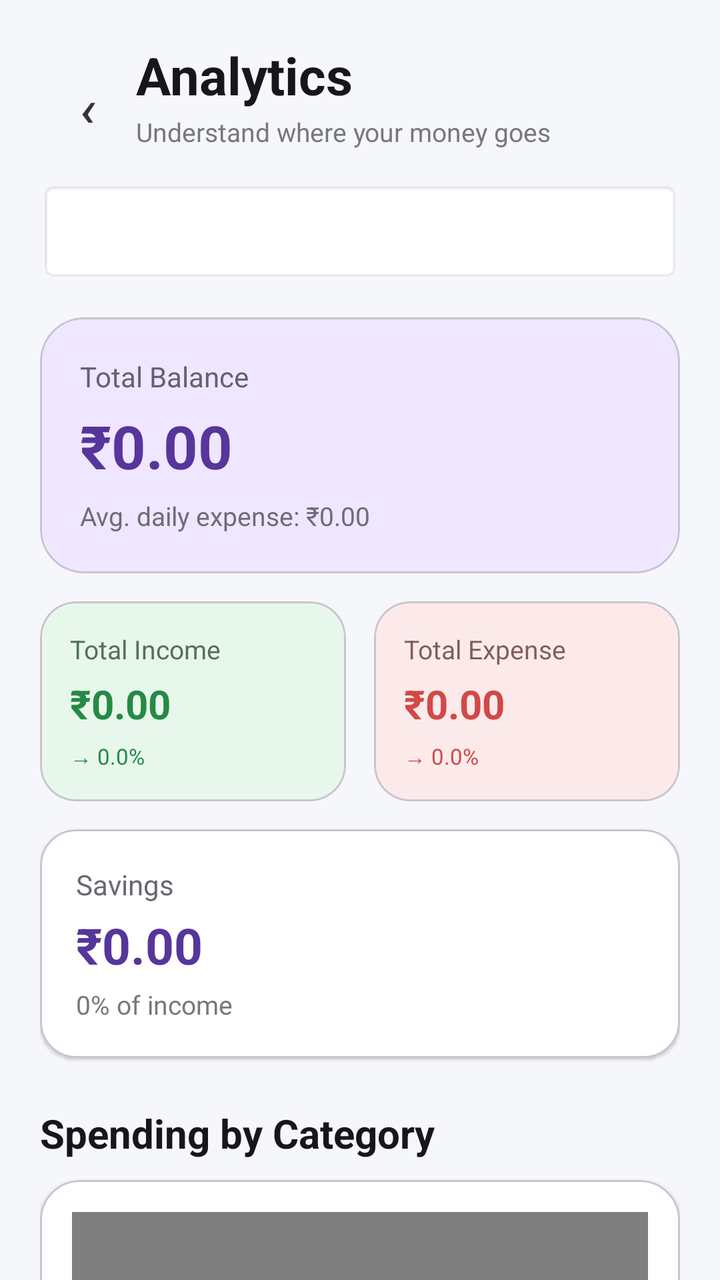
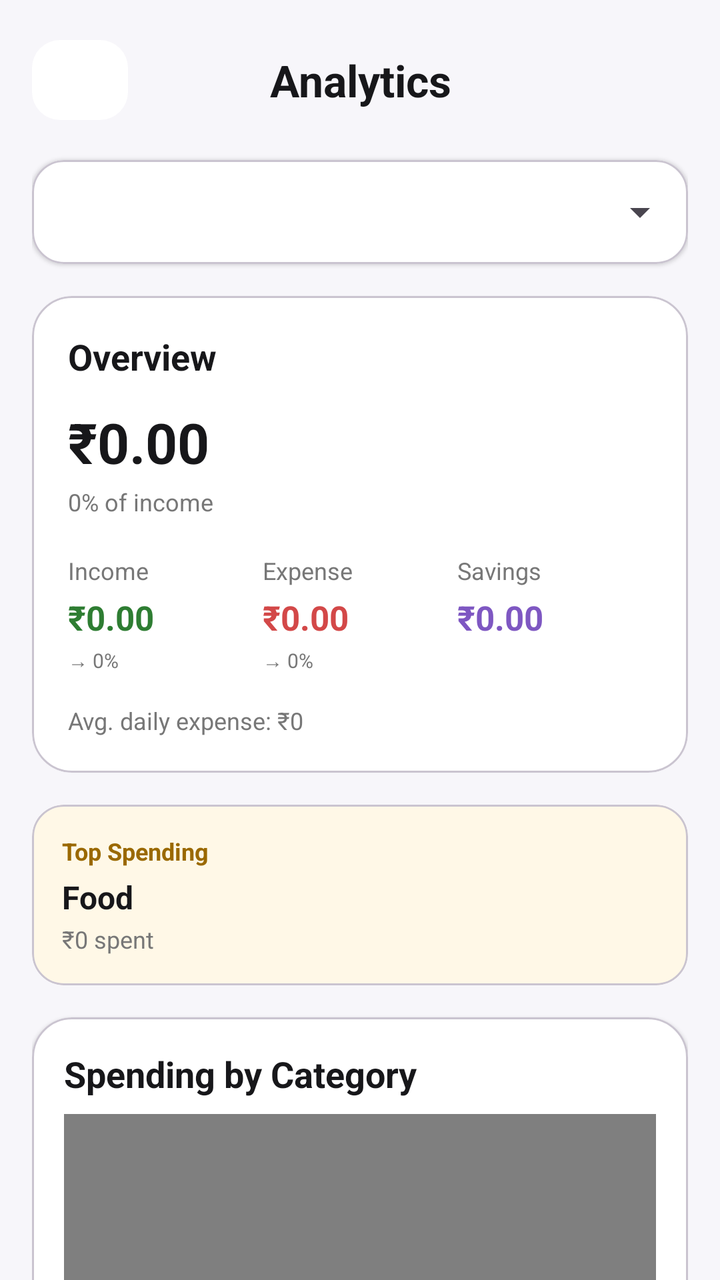

The first picture is an Android layout as it rendered before a commit; the second is the same layout after the commit. The layout source and the unified diff follow.
<!-- AndroidManifest.xml: application theme Theme.Expensetracker -->
<!-- res/layout/activity_analytics.xml -->
<?xml version="1.0" encoding="utf-8"?>
<androidx.core.widget.NestedScrollView
    xmlns:android="http://schemas.android.com/apk/res/android"
    xmlns:app="http://schemas.android.com/apk/res-auto"
    android:layout_width="match_parent"
    android:layout_height="match_parent"
    android:background="#F6F7FB"
    android:fillViewport="true">

    <LinearLayout
        android:layout_width="match_parent"
        android:layout_height="wrap_content"
        android:orientation="vertical"
        android:padding="20dp">

        

        <LinearLayout
            android:layout_width="match_parent"
            android:layout_height="wrap_content"
            android:gravity="center_vertical"
            android:orientation="horizontal">

            <com.google.android.material.button.MaterialButton
                android:id="@+id/btnBack"
                style="@style/Widget.MaterialComponents.Button.TextButton"
                android:layout_width="48dp"
                android:layout_height="48dp"
                android:insetLeft="0dp"
                android:insetRight="0dp"
                android:text="‹"
                android:textColor="#333333"
                android:textSize="30sp" />

            <LinearLayout
                android:layout_width="0dp"
                android:layout_height="wrap_content"
                android:layout_weight="1"
                android:orientation="vertical">

                <TextView
                    android:layout_width="wrap_content"
                    android:layout_height="wrap_content"
                    android:text="Analytics"
                    android:textColor="#17171A"
                    android:textSize="26sp"
                    android:textStyle="bold" />

                <TextView
                    android:layout_width="wrap_content"
                    android:layout_height="wrap_content"
                    android:layout_marginTop="2dp"
                    android:text="Understand where your money goes"
                    android:textColor="#77777F"
                    android:textSize="13sp" />

            </LinearLayout>

        </LinearLayout>


        

        <Spinner
            android:id="@+id/spinnerPeriod"
            android:layout_width="match_parent"
            android:layout_height="50dp"
            android:layout_marginTop="16dp"
            android:background="@android:drawable/editbox_background"
            android:paddingStart="14dp"
            android:paddingEnd="14dp" />


        

        <com.google.android.material.card.MaterialCardView
            android:layout_width="match_parent"
            android:layout_height="wrap_content"
            android:layout_marginTop="18dp"
            app:cardBackgroundColor="#EEE7FF"
            app:cardCornerRadius="22dp"
            app:cardElevation="0dp">

            <LinearLayout
                android:layout_width="match_parent"
                android:layout_height="wrap_content"
                android:orientation="vertical"
                android:padding="20dp">

                <TextView
                    android:layout_width="wrap_content"
                    android:layout_height="wrap_content"
                    android:text="Total Balance"
                    android:textColor="#66606F"
                    android:textSize="14sp" />

                <TextView
                    android:id="@+id/tvTotalBalance"
                    android:layout_width="wrap_content"
                    android:layout_height="wrap_content"
                    android:layout_marginTop="5dp"
                    android:text="₹0.00"
                    android:textColor="#56369B"
                    android:textSize="30sp"
                    android:textStyle="bold" />

                <TextView
                    android:id="@+id/tvAverageDaily"
                    android:layout_width="wrap_content"
                    android:layout_height="wrap_content"
                    android:layout_marginTop="6dp"
                    android:text="Avg. daily expense: ₹0.00"
                    android:textColor="#706B78"
                    android:textSize="13sp" />

            </LinearLayout>

        </com.google.android.material.card.MaterialCardView>


        

        <LinearLayout
            android:layout_width="match_parent"
            android:layout_height="wrap_content"
            android:layout_marginTop="14dp"
            android:orientation="horizontal">

            <com.google.android.material.card.MaterialCardView
                android:layout_width="0dp"
                android:layout_height="wrap_content"
                android:layout_marginEnd="7dp"
                android:layout_weight="1"
                app:cardBackgroundColor="#E8F7EC"
                app:cardCornerRadius="18dp"
                app:cardElevation="0dp">

                <LinearLayout
                    android:layout_width="match_parent"
                    android:layout_height="wrap_content"
                    android:orientation="vertical"
                    android:padding="15dp">

                    <TextView
                        android:layout_width="wrap_content"
                        android:layout_height="wrap_content"
                        android:text="Total Income"
                        android:textColor="#53715B"
                        android:textSize="13sp" />

                    <TextView
                        android:id="@+id/tvIncome"
                        android:layout_width="wrap_content"
                        android:layout_height="wrap_content"
                        android:layout_marginTop="5dp"
                        android:text="₹0.00"
                        android:textColor="#248A45"
                        android:textSize="20sp"
                        android:textStyle="bold" />

                    <TextView
                        android:id="@+id/tvIncomeChange"
                        android:layout_width="wrap_content"
                        android:layout_height="wrap_content"
                        android:layout_marginTop="5dp"
                        android:text="→ 0.0%"
                        android:textColor="#248A45"
                        android:textSize="11sp" />

                </LinearLayout>

            </com.google.android.material.card.MaterialCardView>


            <com.google.android.material.card.MaterialCardView
                android:layout_width="0dp"
                android:layout_height="wrap_content"
                android:layout_marginStart="7dp"
                android:layout_weight="1"
                app:cardBackgroundColor="#FCEAEA"
                app:cardCornerRadius="18dp"
                app:cardElevation="0dp">

                <LinearLayout
                    android:layout_width="match_parent"
                    android:layout_height="wrap_content"
                    android:orientation="vertical"
                    android:padding="15dp">

                    <TextView
                        android:layout_width="wrap_content"
                        android:layout_height="wrap_content"
                        android:text="Total Expense"
                        android:textColor="#805E5E"
                        android:textSize="13sp" />

                    <TextView
                        android:id="@+id/tvExpense"
                        android:layout_width="wrap_content"
                        android:layout_height="wrap_content"
                        android:layout_marginTop="5dp"
                        android:text="₹0.00"
                        android:textColor="#D34848"
                        android:textSize="20sp"
                        android:textStyle="bold" />

                    <TextView
                        android:id="@+id/tvExpenseChange"
                        android:layout_width="wrap_content"
                        android:layout_height="wrap_content"
                        android:layout_marginTop="5dp"
                        android:text="→ 0.0%"
                        android:textColor="#D34848"
                        android:textSize="11sp" />

                </LinearLayout>

            </com.google.android.material.card.MaterialCardView>

        </LinearLayout>


        

        <com.google.android.material.card.MaterialCardView
            android:layout_width="match_parent"
            android:layout_height="wrap_content"
            android:layout_marginTop="14dp"
            app:cardBackgroundColor="#FFFFFF"
            app:cardCornerRadius="18dp"
            app:cardElevation="1dp">

            <LinearLayout
                android:layout_width="match_parent"
                android:layout_height="wrap_content"
                android:orientation="vertical"
                android:padding="18dp">

                <TextView
                    android:layout_width="wrap_content"
                    android:layout_height="wrap_content"
                    android:text="Savings"
                    android:textColor="#686870"
                    android:textSize="14sp" />

                <TextView
                    android:id="@+id/tvSavings"
                    android:layout_width="wrap_content"
                    android:layout_height="wrap_content"
                    android:layout_marginTop="4dp"
                    android:text="₹0.00"
                    android:textColor="#56369B"
                    android:textSize="25sp"
                    android:textStyle="bold" />

                <TextView
                    android:id="@+id/tvSavingsRate"
                    android:layout_width="wrap_content"
                    android:layout_height="wrap_content"
                    android:layout_marginTop="4dp"
                    android:text="0% of income"
                    android:textColor="#77777F"
                    android:textSize="13sp" />

            </LinearLayout>

        </com.google.android.material.card.MaterialCardView>


        

        <TextView
            android:layout_width="wrap_content"
            android:layout_height="wrap_content"
            android:layout_marginTop="24dp"
            android:text="Spending by Category"
            android:textColor="#17171A"
            android:textSize="20sp"
            android:textStyle="bold" />

        <com.google.android.material.card.MaterialCardView
            android:layout_width="match_parent"
            android:layout_height="wrap_content"
            android:layout_marginTop="10dp"
            app:cardBackgroundColor="#FFFFFF"
            app:cardCornerRadius="20dp"
            app:cardElevation="1dp">

            <LinearLayout
                android:layout_width="match_parent"
                android:layout_height="wrap_content"
                android:orientation="vertical"
                android:padding="16dp">

                <com.github.mikephil.charting.charts.PieChart
                    android:id="@+id/pieChart"
                    android:layout_width="match_parent"
                    android:layout_height="260dp" />

                <TextView
                    android:id="@+id/tvNoCategoryData"
                    android:layout_width="match_parent"
                    android:layout_height="wrap_content"
                    android:gravity="center"
                    android:text="Add expenses to see category analytics"
                    android:textColor="#888888"
                    android:textSize="14sp"
                    android:visibility="gone" />

                <LinearLayout
                    android:id="@+id/categoryLegendContainer"
                    android:layout_width="match_parent"
                    android:layout_height="wrap_content"
                    android:layout_marginTop="4dp"
                    android:orientation="vertical" />

                <View
                    android:layout_width="match_parent"
                    android:layout_height="1dp"
                    android:layout_marginTop="10dp"
                    android:background="#EEEEEE" />

                <TextView
                    android:layout_width="wrap_content"
                    android:layout_height="wrap_content"
                    android:layout_marginTop="14dp"
                    android:text="Top Spending Category"
                    android:textColor="#77777F"
                    android:textSize="13sp" />

                <TextView
                    android:id="@+id/tvTopCategory"
                    android:layout_width="wrap_content"
                    android:layout_height="wrap_content"
                    android:layout_marginTop="3dp"
                    android:text="No data"
                    android:textColor="#17171A"
                    android:textSize="18sp"
                    android:textStyle="bold" />

                <TextView
                    android:id="@+id/tvTopCategoryAmount"
                    android:layout_width="wrap_content"
                    android:layout_height="wrap_content"
                    android:layout_marginTop="2dp"
                    android:text="Add some expenses"
                    android:textColor="#77777F"
                    android:textSize="13sp" />

            </LinearLayout>

        </com.google.android.material.card.MaterialCardView>


        

        <TextView
            android:layout_width="wrap_content"
            android:layout_height="wrap_content"
            android:layout_marginTop="24dp"
            android:text="Insights"
            android:textColor="#17171A"
            android:textSize="20sp"
            android:textStyle="bold" />


        <com.google.android.material.card.MaterialCardView
            android:layout_width="match_parent"
            android:layout_height="wrap_content"
            android:layout_marginTop="10dp"
            app:cardBackgroundColor="#EAF7EE"
            app:cardCornerRadius="16dp"
            app:cardElevation="0dp">

            <LinearLayout
                android:layout_width="match_parent"
                android:layout_height="wrap_content"
                android:orientation="vertical"
                android:padding="16dp">

                <TextView
                    android:layout_width="wrap_content"
                    android:layout_height="wrap_content"
                    android:text="Smart Saver"
                    android:textColor="#248A45"
                    android:textSize="15sp"
                    android:textStyle="bold" />

                <TextView
                    android:id="@+id/tvSavingsInsight"
                    android:layout_width="match_parent"
                    android:layout_height="wrap_content"
                    android:layout_marginTop="5dp"
                    android:text="Loading insight..."
                    android:textColor="#4F6655"
                    android:textSize="13sp" />

            </LinearLayout>

        </com.google.android.material.card.MaterialCardView>


        <com.google.android.material.card.MaterialCardView
            android:layout_width="match_parent"
            android:layout_height="wrap_content"
            android:layout_marginTop="10dp"
            app:cardBackgroundColor="#FFF7E3"
            app:cardCornerRadius="16dp"
            app:cardElevation="0dp">

            <LinearLayout
                android:layout_width="match_parent"
                android:layout_height="wrap_content"
                android:orientation="vertical"
                android:padding="16dp">

                <TextView
                    android:layout_width="wrap_content"
                    android:layout_height="wrap_content"
                    android:text="Top Spending"
                    android:textColor="#A66A00"
                    android:textSize="15sp"
                    android:textStyle="bold" />

                <TextView
                    android:id="@+id/tvCategoryInsight"
                    android:layout_width="match_parent"
                    android:layout_height="wrap_content"
                    android:layout_marginTop="5dp"
                    android:text="Loading insight..."
                    android:textColor="#756343"
                    android:textSize="13sp" />

            </LinearLayout>

        </com.google.android.material.card.MaterialCardView>


        <com.google.android.material.card.MaterialCardView
            android:layout_width="match_parent"
            android:layout_height="wrap_content"
            android:layout_marginTop="10dp"
            app:cardBackgroundColor="#EAF2FF"
            app:cardCornerRadius="16dp"
            app:cardElevation="0dp">

            <LinearLayout
                android:layout_width="match_parent"
                android:layout_height="wrap_content"
                android:orientation="vertical"
                android:padding="16dp">

                <TextView
                    android:layout_width="wrap_content"
                    android:layout_height="wrap_content"
                    android:text="Spending Trend"
                    android:textColor="#4169A1"
                    android:textSize="15sp"
                    android:textStyle="bold" />

                <TextView
                    android:id="@+id/tvSpendingInsight"
                    android:layout_width="match_parent"
                    android:layout_height="wrap_content"
                    android:layout_marginTop="5dp"
                    android:text="Loading insight..."
                    android:textColor="#586B88"
                    android:textSize="13sp" />

            </LinearLayout>

        </com.google.android.material.card.MaterialCardView>


        

        <LinearLayout
            android:layout_width="match_parent"
            android:layout_height="wrap_content"
            android:layout_marginTop="24dp"
            android:gravity="center_vertical"
            android:orientation="horizontal">

            <TextView
                android:id="@+id/tvTrendTitle"
                android:layout_width="0dp"
                android:layout_height="wrap_content"
                android:layout_weight="1"
                android:text="Daily Trend"
                android:textColor="#17171A"
                android:textSize="20sp"
                android:textStyle="bold" />

            <com.google.android.material.button.MaterialButton
                android:id="@+id/btnExpenseTrend"
                android:layout_width="wrap_content"
                android:layout_height="40dp"
                android:minWidth="0dp"
                android:text="Expense"
                android:textAllCaps="false"
                android:textSize="12sp" />

            <com.google.android.material.button.MaterialButton
                android:id="@+id/btnIncomeTrend"
                android:layout_width="wrap_content"
                android:layout_height="40dp"
                android:layout_marginStart="5dp"
                android:minWidth="0dp"
                android:text="Income"
                android:textAllCaps="false"
                android:textSize="12sp" />

        </LinearLayout>


        <com.google.android.material.card.MaterialCardView
            android:layout_width="match_parent"
            android:layout_height="wrap_content"
            android:layout_marginTop="10dp"
            app:cardBackgroundColor="#FFFFFF"
            app:cardCornerRadius="20dp"
            app:cardElevation="1dp">

            <LinearLayout
                android:layout_width="match_parent"
                android:layout_height="wrap_content"
                android:orientation="vertical"
                android:padding="12dp">

                <com.github.mikephil.charting.charts.LineChart
                    android:id="@+id/lineChart"
                    android:layout_width="match_parent"
                    android:layout_height="300dp" />

                <TextView
                    android:id="@+id/tvNoTrendData"
                    android:layout_width="match_parent"
                    android:layout_height="wrap_content"
                    android:gravity="center"
                    android:text="No trend data available"
                    android:textColor="#888888"
                    android:textSize="14sp"
                    android:visibility="gone" />

            </LinearLayout>

        </com.google.android.material.card.MaterialCardView>


        <View
            android:layout_width="match_parent"
            android:layout_height="30dp" />

    </LinearLayout>

</androidx.core.widget.NestedScrollView>
<!-- resources referenced by this layout -->
<resources>
  <style name="Theme.Expensetracker" parent="Theme.Material3.DayNight.NoActionBar">
  
          <item name="android:fontFamily">sans-serif</item>
  
          <item name="android:windowActionModeOverlay">true</item>
  
          <item name="android:statusBarColor">
              ?android:colorBackground
          </item>
  
          <item name="android:navigationBarColor">
              ?android:colorBackground
          </item>
  
          <item name="android:windowLightStatusBar">
              true
          </item>
  
      </style>
</resources>

<!-- the commit's change to res/layout/activity_analytics.xml (unified diff, before → after) -->
@@ -1,138 +1,250 @@
 <?xml version="1.0" encoding="utf-8"?>
-<androidx.core.widget.NestedScrollView
+<androidx.coordinatorlayout.widget.CoordinatorLayout
     xmlns:android="http://schemas.android.com/apk/res/android"
     xmlns:app="http://schemas.android.com/apk/res-auto"
     android:layout_width="match_parent"
     android:layout_height="match_parent"
-    android:background="#F6F7FB"
-    android:fillViewport="true">
-
-    <LinearLayout
+    android:background="#F7F6FA">
+
+    <androidx.core.widget.NestedScrollView
         android:layout_width="match_parent"
-        android:layout_height="wrap_content"
-        android:orientation="vertical"
-        android:padding="20dp">
-
-        
+        android:layout_height="match_parent"
+        android:fillViewport="true">
 
         <LinearLayout
             android:layout_width="match_parent"
             android:layout_height="wrap_content"
-            android:gravity="center_vertical"
-            android:orientation="horizontal">
-
-            <com.google.android.material.button.MaterialButton
-                android:id="@+id/btnBack"
-                style="@style/Widget.MaterialComponents.Button.TextButton"
-                android:layout_width="48dp"
-                android:layout_height="48dp"
-                android:insetLeft="0dp"
-                android:insetRight="0dp"
-                android:text="‹"
-                android:textColor="#333333"
-                android:textSize="30sp" />
+            android:orientation="vertical"
+            android:padding="16dp">
+
+            
+            
+            
 
             <LinearLayout
-                android:layout_width="0dp"
-                android:layout_height="wrap_content"
-                android:layout_weight="1"
-                android:orientation="vertical">
+                android:layout_width="match_parent"
+                android:layout_height="wrap_content"
+                android:gravity="center_vertical">
+
+                <com.google.android.material.button.MaterialButton
+                    android:id="@+id/btnBack"
+                    android:layout_width="48dp"
+                    android:layout_height="48dp"
+                    android:text="‹"
+                    android:textSize="28sp"
+                    android:textColor="#222222"
+                    app:backgroundTint="#FFFFFF"
+                    app:cornerRadius="14dp" />
 
                 <TextView
-                    android:layout_width="wrap_content"
-                    android:layout_height="wrap_content"
+                    android:layout_width="0dp"
+                    android:layout_height="wrap_content"
+                    android:layout_weight="1"
+                    android:gravity="center"
                     android:text="Analytics"
                     android:textColor="#17171A"
-                    android:textSize="26sp"
+                    android:textSize="22sp"
                     android:textStyle="bold" />
 
-                <TextView
-                    android:layout_width="wrap_content"
-                    android:layout_height="wrap_content"
-                    android:layout_marginTop="2dp"
-                    android:text="Understand where your money goes"
-                    android:textColor="#77777F"
-                    android:textSize="13sp" />
+                <Space
+                    android:layout_width="48dp"
+                    android:layout_height="48dp" />
 
             </LinearLayout>
 
-        </LinearLayout>
-
-
-        
-
-        <Spinner
-            android:id="@+id/spinnerPeriod"
-            android:layout_width="match_parent"
-            android:layout_height="50dp"
-            android:layout_marginTop="16dp"
-            android:background="@android:drawable/editbox_background"
-            android:paddingStart="14dp"
-            android:paddingEnd="14dp" />
-
-
-        
-
-        <com.google.android.material.card.MaterialCardView
-            android:layout_width="match_parent"
-            android:layout_height="wrap_content"
-            android:layout_marginTop="18dp"
-            app:cardBackgroundColor="#EEE7FF"
-            app:cardCornerRadius="22dp"
-            app:cardElevation="0dp">
-
-            <LinearLayout
-                android:layout_width="match_parent"
-                android:layout_height="wrap_content"
-                android:orientation="vertical"
-                android:padding="20dp">
-
-                <TextView
-                    android:layout_width="wrap_content"
-                    android:layout_height="wrap_content"
-                    android:text="Total Balance"
-                    android:textColor="#66606F"
-                    android:textSize="14sp" />
-
-                <TextView
-                    android:id="@+id/tvTotalBalance"
-                    android:layout_width="wrap_content"
-                    android:layout_height="wrap_content"
-                    android:layout_marginTop="5dp"
-                    android:text="₹0.00"
-                    android:textColor="#56369B"
-                    android:textSize="30sp"
-                    android:textStyle="bold" />
-
-                <TextView
-                    android:id="@+id/tvAverageDaily"
-                    android:layout_width="wrap_content"
-                    android:layout_height="wrap_content"
-                    android:layout_marginTop="6dp"
-                    android:text="Avg. daily expense: ₹0.00"
-                    android:textColor="#706B78"
-                    android:textSize="13sp" />
-
-            </LinearLayout>
-
-        </com.google.android.material.card.MaterialCardView>
-
-
-        
-
-        <LinearLayout
-            android:layout_width="match_parent"
-            android:layout_height="wrap_content"
-            android:layout_marginTop="14dp"
-            android:orientation="horizontal">
-
-            <com.google.android.material.card.MaterialCardView
-                android:layout_width="0dp"
-                android:layout_height="wrap_content"
-                android:layout_marginEnd="7dp"
-                android:layout_weight="1"
-                app:cardBackgroundColor="#E8F7EC"
-                app:cardCornerRadius="18dp"
+
+            
+            
+            
+
+            <com.google.android.material.card.MaterialCardView
+                android:layout_width="match_parent"
+                android:layout_height="wrap_content"
+                android:layout_marginTop="16dp"
+                app:cardBackgroundColor="#FFFFFF"
+                app:cardCornerRadius="16dp"
+                app:cardElevation="1dp">
+
+                <Spinner
+                    android:id="@+id/spinnerPeriod"
+                    android:layout_width="match_parent"
+                    android:layout_height="52dp"
+                    android:paddingStart="16dp"
+                    android:paddingEnd="16dp" />
+
+            </com.google.android.material.card.MaterialCardView>
+
+
+            
+            
+            
+
+            <com.google.android.material.card.MaterialCardView
+                android:layout_width="match_parent"
+                android:layout_height="wrap_content"
+                android:layout_marginTop="16dp"
+                app:cardBackgroundColor="#FFFFFF"
+                app:cardCornerRadius="20dp"
+                app:cardElevation="1dp">
+
+                <LinearLayout
+                    android:layout_width="match_parent"
+                    android:layout_height="wrap_content"
+                    android:orientation="vertical"
+                    android:padding="18dp">
+
+                    <TextView
+                        android:layout_width="wrap_content"
+                        android:layout_height="wrap_content"
+                        android:text="Overview"
+                        android:textColor="#17171A"
+                        android:textSize="18sp"
+                        android:textStyle="bold" />
+
+                    <TextView
+                        android:id="@+id/tvTotalBalance"
+                        android:layout_width="wrap_content"
+                        android:layout_height="wrap_content"
+                        android:layout_marginTop="12dp"
+                        android:text="₹0.00"
+                        android:textColor="#17171A"
+                        android:textSize="28sp"
+                        android:textStyle="bold" />
+
+                    <TextView
+                        android:id="@+id/tvSavingsRate"
+                        android:layout_width="wrap_content"
+                        android:layout_height="wrap_content"
+                        android:layout_marginTop="3dp"
+                        android:text="0% of income"
+                        android:textColor="#777777"
+                        android:textSize="12sp" />
+
+                    <LinearLayout
+                        android:layout_width="match_parent"
+                        android:layout_height="wrap_content"
+                        android:layout_marginTop="18dp"
+                        android:orientation="horizontal">
+
+                        <LinearLayout
+                            android:layout_width="0dp"
+                            android:layout_height="wrap_content"
+                            android:layout_weight="1"
+                            android:orientation="vertical">
+
+                            <TextView
+                                android:layout_width="wrap_content"
+                                android:layout_height="wrap_content"
+                                android:text="Income"
+                                android:textColor="#777777"
+                                android:textSize="12sp" />
+
+                            <TextView
+                                android:id="@+id/tvIncome"
+                                android:layout_width="wrap_content"
+                                android:layout_height="wrap_content"
+                                android:layout_marginTop="4dp"
+                                android:text="₹0.00"
+                                android:textColor="#2E7D32"
+                                android:textSize="17sp"
+                                android:textStyle="bold" />
+
+                            <TextView
+                                android:id="@+id/tvIncomeChange"
+                                android:layout_width="wrap_content"
+                                android:layout_height="wrap_content"
+                                android:layout_marginTop="3dp"
+                                android:text="→ 0%"
+                                android:textColor="#777777"
+                                android:textSize="10sp" />
+
+                        </LinearLayout>
+
+                        <LinearLayout
+                            android:layout_width="0dp"
+                            android:layout_height="wrap_content"
+                            android:layout_weight="1"
+                            android:orientation="vertical">
+
+                            <TextView
+                                android:layout_width="wrap_content"
+                                android:layout_height="wrap_content"
+                                android:text="Expense"
+                                android:textColor="#777777"
+                                android:textSize="12sp" />
+
+                            <TextView
+                                android:id="@+id/tvExpense"
+                                android:layout_width="wrap_content"
+                                android:layout_height="wrap_content"
+                                android:layout_marginTop="4dp"
+                                android:text="₹0.00"
+                                android:textColor="#D34848"
+                                android:textSize="17sp"
+                                android:textStyle="bold" />
+
+                            <TextView
+                                android:id="@+id/tvExpenseChange"
+                                android:layout_width="wrap_content"
+                                android:layout_height="wrap_content"
+                                android:layout_marginTop="3dp"
+                                android:text="→ 0%"
+                                android:textColor="#777777"
+                                android:textSize="10sp" />
+
+                        </LinearLayout>
+
+                        <LinearLayout
+                            android:layout_width="0dp"
+                            android:layout_height="wrap_content"
+                            android:layout_weight="1"
+                            android:orientation="vertical">
+
+                            <TextView
+                                android:layout_width="wrap_content"
+                                android:layout_height="wrap_content"
+                                android:text="Savings"
+                                android:textColor="#777777"
+                                android:textSize="12sp" />
+
+                            <TextView
+                                android:id="@+id/tvSavings"
+                                android:layout_width="wrap_content"
+                                android:layout_height="wrap_content"
+                                android:layout_marginTop="4dp"
+                                android:text="₹0.00"
+                                android:textColor="#7E57C2"
+                                android:textSize="17sp"
+                                android:textStyle="bold" />
+
+                        </LinearLayout>
+
+                    </LinearLayout>
+
+                    <TextView
+                        android:id="@+id/tvAverageDaily"
+                        android:layout_width="wrap_content"
+                        android:layout_height="wrap_content"
+                        android:layout_marginTop="15dp"
+                        android:text="Avg. daily expense: ₹0"
+                        android:textColor="#777777"
+                        android:textSize="12sp" />
+
+                </LinearLayout>
+
+            </com.google.android.material.card.MaterialCardView>
+
+
+            
+            
+            
+
+            <com.google.android.material.card.MaterialCardView
+                android:layout_width="match_parent"
+                android:layout_height="wrap_content"
+                android:layout_marginTop="16dp"
+                app:cardBackgroundColor="#FFF8E7"
+                app:cardCornerRadius="16dp"
                 app:cardElevation="0dp">
 
                 <LinearLayout
@@ -144,413 +256,284 @@
                     <TextView
                         android:layout_width="wrap_content"
                         android:layout_height="wrap_content"
-                        android:text="Total Income"
-                        android:textColor="#53715B"
+                        android:text="Top Spending"
+                        android:textColor="#9A6900"
+                        android:textSize="12sp"
+                        android:textStyle="bold" />
+
+                    <TextView
+                        android:id="@+id/tvTopCategory"
+                        android:layout_width="wrap_content"
+                        android:layout_height="wrap_content"
+                        android:layout_marginTop="4dp"
+                        android:text="Food"
+                        android:textColor="#17171A"
+                        android:textSize="16sp"
+                        android:textStyle="bold" />
+
+                    <TextView
+                        android:id="@+id/tvTopCategoryAmount"
+                        android:layout_width="wrap_content"
+                        android:layout_height="wrap_content"
+                        android:layout_marginTop="2dp"
+                        android:text="₹0 spent"
+                        android:textColor="#777777"
+                        android:textSize="12sp" />
+
+                </LinearLayout>
+
+            </com.google.android.material.card.MaterialCardView>
+
+
+            
+            
+            
+
+            <com.google.android.material.card.MaterialCardView
+                android:layout_width="match_parent"
+                android:layout_height="wrap_content"
+                android:layout_marginTop="16dp"
+                app:cardBackgroundColor="#FFFFFF"
+                app:cardCornerRadius="20dp"
+                app:cardElevation="1dp">
+
+                <LinearLayout
+                    android:layout_width="match_parent"
+                    android:layout_height="wrap_content"
+                    android:orientation="vertical"
+                    android:padding="16dp">
+
+                    <TextView
+                        android:layout_width="wrap_content"
+                        android:layout_height="wrap_content"
+                        android:text="Spending by Category"
+                        android:textColor="#17171A"
+                        android:textSize="18sp"
+                        android:textStyle="bold" />
+
+                    <com.github.mikephil.charting.charts.PieChart
+                        android:id="@+id/pieChart"
+                        android:layout_width="match_parent"
+                        android:layout_height="240dp"
+                        android:layout_marginTop="8dp" />
+
+                    <TextView
+                        android:id="@+id/tvNoCategoryData"
+                        android:layout_width="match_parent"
+                        android:layout_height="wrap_content"
+                        android:gravity="center"
+                        android:text="No category data"
+                        android:textColor="#777777"
+                        android:textSize="13sp"
+                        android:visibility="gone" />
+
+                    <LinearLayout
+                        android:id="@+id/categoryLegendContainer"
+                        android:layout_width="match_parent"
+                        android:layout_height="wrap_content"
+                        android:orientation="vertical" />
+
+                </LinearLayout>
+
+            </com.google.android.material.card.MaterialCardView>
+
+
+            
+            
+            
+
+            <TextView
+                android:layout_width="wrap_content"
+                android:layout_height="wrap_content"
+                android:layout_marginTop="24dp"
+                android:text="Insights"
+                android:textColor="#17171A"
+                android:textSize="20sp"
+                android:textStyle="bold" />
+
+            <com.google.android.material.card.MaterialCardView
+                android:layout_width="match_parent"
+                android:layout_height="wrap_content"
+                android:layout_marginTop="10dp"
+                app:cardBackgroundColor="#FFFFFF"
+                app:cardCornerRadius="18dp"
+                app:cardElevation="1dp">
+
+                <LinearLayout
+                    android:layout_width="match_parent"
+                    android:layout_height="wrap_content"
+                    android:orientation="vertical"
+                    android:padding="16dp">
+
+                    <TextView
+                        android:id="@+id/tvSavingsInsight"
+                        android:layout_width="match_parent"
+                        android:layout_height="wrap_content"
+                        android:text="Savings insight"
+                        android:textColor="#333333"
                         android:textSize="13sp" />
 
                     <TextView
-                        android:id="@+id/tvIncome"
-                        android:layout_width="wrap_content"
-                        android:layout_height="wrap_content"
-                        android:layout_marginTop="5dp"
-                        android:text="₹0.00"
-                        android:textColor="#248A45"
-                        android:textSize="20sp"
+                        android:id="@+id/tvCategoryInsight"
+                        android:layout_width="match_parent"
+                        android:layout_height="wrap_content"
+                        android:layout_marginTop="12dp"
+                        android:text="Category insight"
+                        android:textColor="#333333"
+                        android:textSize="13sp" />
+
+                    <TextView
+                        android:id="@+id/tvSpendingInsight"
+                        android:layout_width="match_parent"
+                        android:layout_height="wrap_content"
+                        android:layout_marginTop="12dp"
+                        android:text="Spending insight"
+                        android:textColor="#333333"
+                        android:textSize="13sp" />
+
+                </LinearLayout>
+
+            </com.google.android.material.card.MaterialCardView>
+
+
+            
+            
+            
+
+            <TextView
+                android:layout_width="wrap_content"
+                android:layout_height="wrap_content"
+                android:layout_marginTop="26dp"
+                android:text="Expense Activity"
+                android:textColor="#17171A"
+                android:textSize="20sp"
+                android:textStyle="bold" />
+
+            <com.google.android.material.card.MaterialCardView
+                android:layout_width="match_parent"
+                android:layout_height="wrap_content"
+                android:layout_marginTop="10dp"
+                app:cardBackgroundColor="#FFFFFF"
+                app:cardCornerRadius="20dp"
+                app:cardElevation="1dp">
+
+                <LinearLayout
+                    android:layout_width="match_parent"
+                    android:layout_height="wrap_content"
+                    android:orientation="vertical"
+                    android:padding="16dp">
+
+                    <TextView
+                        android:id="@+id/tvHeatmapTitle"
+                        android:layout_width="wrap_content"
+                        android:layout_height="wrap_content"
+                        android:text="Expense Heatmap"
+                        android:textColor="#17171A"
+                        android:textSize="17sp"
                         android:textStyle="bold" />
 
                     <TextView
-                        android:id="@+id/tvIncomeChange"
-                        android:layout_width="wrap_content"
-                        android:layout_height="wrap_content"
-                        android:layout_marginTop="5dp"
-                        android:text="→ 0.0%"
-                        android:textColor="#248A45"
-                        android:textSize="11sp" />
+                        android:id="@+id/tvHeatmapSummary"
+                        android:layout_width="wrap_content"
+                        android:layout_height="wrap_content"
+                        android:layout_marginTop="3dp"
+                        android:text="Daily spending intensity"
+                        android:textColor="#77777F"
+                        android:textSize="12sp" />
+
+                    <LinearLayout
+                        android:id="@+id/heatmapContainer"
+                        android:layout_width="match_parent"
+                        android:layout_height="wrap_content"
+                        android:layout_marginTop="14dp"
+                        android:orientation="vertical" />
 
                 </LinearLayout>
 
             </com.google.android.material.card.MaterialCardView>
 
 
-            <com.google.android.material.card.MaterialCardView
-                android:layout_width="0dp"
-                android:layout_height="wrap_content"
-                android:layout_marginStart="7dp"
-                android:layout_weight="1"
-                app:cardBackgroundColor="#FCEAEA"
-                app:cardCornerRadius="18dp"
-                app:cardElevation="0dp">
-
-                <LinearLayout
-                    android:layout_width="match_parent"
-                    android:layout_height="wrap_content"
-                    android:orientation="vertical"
-                    android:padding="15dp">
-
-                    <TextView
-                        android:layout_width="wrap_content"
-                        android:layout_height="wrap_content"
-                        android:text="Total Expense"
-                        android:textColor="#805E5E"
-                        android:textSize="13sp" />
-
-                    <TextView
-                        android:id="@+id/tvExpense"
-                        android:layout_width="wrap_content"
-                        android:layout_height="wrap_content"
-                        android:layout_marginTop="5dp"
-                        android:text="₹0.00"
-                        android:textColor="#D34848"
-                        android:textSize="20sp"
-                        android:textStyle="bold" />
-
-                    <TextView
-                        android:id="@+id/tvExpenseChange"
-                        android:layout_width="wrap_content"
-                        android:layout_height="wrap_content"
-                        android:layout_marginTop="5dp"
-                        android:text="→ 0.0%"
-                        android:textColor="#D34848"
-                        android:textSize="11sp" />
-
-                </LinearLayout>
-
-            </com.google.android.material.card.MaterialCardView>
-
-        </LinearLayout>
-
-
-        
-
-        <com.google.android.material.card.MaterialCardView
-            android:layout_width="match_parent"
-            android:layout_height="wrap_content"
-            android:layout_marginTop="14dp"
-            app:cardBackgroundColor="#FFFFFF"
-            app:cardCornerRadius="18dp"
-            app:cardElevation="1dp">
-
-            <LinearLayout
-                android:layout_width="match_parent"
-                android:layout_height="wrap_content"
-                android:orientation="vertical"
-                android:padding="18dp">
-
-                <TextView
-                    android:layout_width="wrap_content"
-                    android:layout_height="wrap_content"
-                    android:text="Savings"
-                    android:textColor="#686870"
-                    android:textSize="14sp" />
-
-                <TextView
-                    android:id="@+id/tvSavings"
-                    android:layout_width="wrap_content"
-                    android:layout_height="wrap_content"
-                    android:layout_marginTop="4dp"
-                    android:text="₹0.00"
-                    android:textColor="#56369B"
-                    android:textSize="25sp"
-                    android:textStyle="bold" />
-
-                <TextView
-                    android:id="@+id/tvSavingsRate"
-                    android:layout_width="wrap_content"
-                    android:layout_height="wrap_content"
-                    android:layout_marginTop="4dp"
-                    android:text="0% of income"
-                    android:textColor="#77777F"
-                    android:textSize="13sp" />
-
-            </LinearLayout>
-
-        </com.google.android.material.card.MaterialCardView>
-
-
-        
-
-        <TextView
-            android:layout_width="wrap_content"
-            android:layout_height="wrap_content"
-            android:layout_marginTop="24dp"
-            android:text="Spending by Category"
-            android:textColor="#17171A"
-            android:textSize="20sp"
-            android:textStyle="bold" />
-
-        <com.google.android.material.card.MaterialCardView
-            android:layout_width="match_parent"
-            android:layout_height="wrap_content"
-            android:layout_marginTop="10dp"
-            app:cardBackgroundColor="#FFFFFF"
-            app:cardCornerRadius="20dp"
-            app:cardElevation="1dp">
-
-            <LinearLayout
-                android:layout_width="match_parent"
-                android:layout_height="wrap_content"
-                android:orientation="vertical"
-                android:padding="16dp">
-
-                <com.github.mikephil.charting.charts.PieChart
-                    android:id="@+id/pieChart"
-                    android:layout_width="match_parent"
-                    android:layout_height="260dp" />
-
-                <TextView
-                    android:id="@+id/tvNoCategoryData"
-                    android:layout_width="match_parent"
-                    android:layout_height="wrap_content"
-                    android:gravity="center"
-                    android:text="Add expenses to see category analytics"
-                    android:textColor="#888888"
-                    android:textSize="14sp"
-                    android:visibility="gone" />
-
-                <LinearLayout
-                    android:id="@+id/categoryLegendContainer"
-                    android:layout_width="match_parent"
-                    android:layout_height="wrap_content"
-                    android:layout_marginTop="4dp"
-                    android:orientation="vertical" />
-
-                <View
-                    android:layout_width="match_parent"
-                    android:layout_height="1dp"
-                    android:layout_marginTop="10dp"
-                    android:background="#EEEEEE" />
-
-                <TextView
-                    android:layout_width="wrap_content"
-                    android:layout_height="wrap_content"
-                    android:layout_marginTop="14dp"
-                    android:text="Top Spending Category"
-                    android:textColor="#77777F"
-                    android:textSize="13sp" />
-
-                <TextView
-                    android:id="@+id/tvTopCategory"
-                    android:layout_width="wrap_content"
-                    android:layout_height="wrap_content"
-                    android:layout_marginTop="3dp"
-                    android:text="No data"
-                    android:textColor="#17171A"
-                    android:textSize="18sp"
-                    android:textStyle="bold" />
-
-                <TextView
-                    android:id="@+id/tvTopCategoryAmount"
-                    android:layout_width="wrap_content"
-                    android:layout_height="wrap_content"
-                    android:layout_marginTop="2dp"
-                    android:text="Add some expenses"
-                    android:textColor="#77777F"
-                    android:textSize="13sp" />
-
-            </LinearLayout>
-
-        </com.google.android.material.card.MaterialCardView>
-
-
-        
-
-        <TextView
-            android:layout_width="wrap_content"
-            android:layout_height="wrap_content"
-            android:layout_marginTop="24dp"
-            android:text="Insights"
-            android:textColor="#17171A"
-            android:textSize="20sp"
-            android:textStyle="bold" />
-
-
-        <com.google.android.material.card.MaterialCardView
-            android:layout_width="match_parent"
-            android:layout_height="wrap_content"
-            android:layout_marginTop="10dp"
-            app:cardBackgroundColor="#EAF7EE"
-            app:cardCornerRadius="16dp"
-            app:cardElevation="0dp">
-
-            <LinearLayout
-                android:layout_width="match_parent"
-                android:layout_height="wrap_content"
-                android:orientation="vertical"
-                android:padding="16dp">
-
-                <TextView
-                    android:layout_width="wrap_content"
-                    android:layout_height="wrap_content"
-                    android:text="Smart Saver"
-                    android:textColor="#248A45"
-                    android:textSize="15sp"
-                    android:textStyle="bold" />
-
-                <TextView
-                    android:id="@+id/tvSavingsInsight"
-                    android:layout_width="match_parent"
-                    android:layout_height="wrap_content"
-                    android:layout_marginTop="5dp"
-                    android:text="Loading insight..."
-                    android:textColor="#4F6655"
-                    android:textSize="13sp" />
-
-            </LinearLayout>
-
-        </com.google.android.material.card.MaterialCardView>
-
-
-        <com.google.android.material.card.MaterialCardView
-            android:layout_width="match_parent"
-            android:layout_height="wrap_content"
-            android:layout_marginTop="10dp"
-            app:cardBackgroundColor="#FFF7E3"
-            app:cardCornerRadius="16dp"
-            app:cardElevation="0dp">
-
-            <LinearLayout
-                android:layout_width="match_parent"
-                android:layout_height="wrap_content"
-                android:orientation="vertical"
-                android:padding="16dp">
-
-                <TextView
-                    android:layout_width="wrap_content"
-                    android:layout_height="wrap_content"
-                    android:text="Top Spending"
-                    android:textColor="#A66A00"
-                    android:textSize="15sp"
-                    android:textStyle="bold" />
-
-                <TextView
-                    android:id="@+id/tvCategoryInsight"
-                    android:layout_width="match_parent"
-                    android:layout_height="wrap_content"
-                    android:layout_marginTop="5dp"
-                    android:text="Loading insight..."
-                    android:textColor="#756343"
-                    android:textSize="13sp" />
-
-            </LinearLayout>
-
-        </com.google.android.material.card.MaterialCardView>
-
-
-        <com.google.android.material.card.MaterialCardView
-            android:layout_width="match_parent"
-            android:layout_height="wrap_content"
-            android:layout_marginTop="10dp"
-            app:cardBackgroundColor="#EAF2FF"
-            app:cardCornerRadius="16dp"
-            app:cardElevation="0dp">
-
-            <LinearLayout
-                android:layout_width="match_parent"
-                android:layout_height="wrap_content"
-                android:orientation="vertical"
-                android:padding="16dp">
-
-                <TextView
-                    android:layout_width="wrap_content"
-                    android:layout_height="wrap_content"
-                    android:text="Spending Trend"
-                    android:textColor="#4169A1"
-                    android:textSize="15sp"
-                    android:textStyle="bold" />
-
-                <TextView
-                    android:id="@+id/tvSpendingInsight"
-                    android:layout_width="match_parent"
-                    android:layout_height="wrap_content"
-                    android:layout_marginTop="5dp"
-                    android:text="Loading insight..."
-                    android:textColor="#586B88"
-                    android:textSize="13sp" />
-
-            </LinearLayout>
-
-        </com.google.android.material.card.MaterialCardView>
-
-
-        
-
-        <LinearLayout
-            android:layout_width="match_parent"
-            android:layout_height="wrap_content"
-            android:layout_marginTop="24dp"
-            android:gravity="center_vertical"
-            android:orientation="horizontal">
+            
+            
+            
 
             <TextView
                 android:id="@+id/tvTrendTitle"
-                android:layout_width="0dp"
-                android:layout_height="wrap_content"
-                android:layout_weight="1"
+                android:layout_width="wrap_content"
+                android:layout_height="wrap_content"
+                android:layout_marginTop="26dp"
                 android:text="Daily Trend"
                 android:textColor="#17171A"
                 android:textSize="20sp"
                 android:textStyle="bold" />
 
-            <com.google.android.material.button.MaterialButton
-                android:id="@+id/btnExpenseTrend"
-                android:layout_width="wrap_content"
-                android:layout_height="40dp"
-                android:minWidth="0dp"
-                android:text="Expense"
-                android:textAllCaps="false"
-                android:textSize="12sp" />
-
-            <com.google.android.material.button.MaterialButton
-                android:id="@+id/btnIncomeTrend"
-                android:layout_width="wrap_content"
-                android:layout_height="40dp"
-                android:layout_marginStart="5dp"
-                android:minWidth="0dp"
-                android:text="Income"
-                android:textAllCaps="false"
-                android:textSize="12sp" />
+            <LinearLayout
+                android:layout_width="match_parent"
+                android:layout_height="wrap_content"
+                android:layout_marginTop="10dp"
+                android:gravity="center"
+                android:orientation="horizontal">
+
+                <com.google.android.material.button.MaterialButton
+                    android:id="@+id/btnExpenseTrend"
+                    android:layout_width="0dp"
+                    android:layout_height="44dp"
+                    android:layout_weight="1"
+                    android:text="Expense"
+                    android:textAllCaps="false"
+                    app:cornerRadius="20dp" />
+
+                <Space
+                    android:layout_width="8dp"
+                    android:layout_height="1dp" />
+
+                <com.google.android.material.button.MaterialButton
+                    android:id="@+id/btnIncomeTrend"
+                    android:layout_width="0dp"
+                    android:layout_height="44dp"
+                    android:layout_weight="1"
+                    android:text="Income"
+                    android:textAllCaps="false"
+                    app:cornerRadius="20dp" />
+
+            </LinearLayout>
+
+            <com.google.android.material.card.MaterialCardView
+                android:layout_width="match_parent"
+                android:layout_height="wrap_content"
+                android:layout_marginTop="10dp"
+                android:layout_marginBottom="30dp"
+                app:cardBackgroundColor="#FFFFFF"
+                app:cardCornerRadius="20dp"
+                app:cardElevation="1dp">
+
+                <LinearLayout
+                    android:layout_width="match_parent"
+                    android:layout_height="wrap_content"
+                    android:orientation="vertical"
+                    android:padding="10dp">
+
+                    <com.github.mikephil.charting.charts.LineChart
+                        android:id="@+id/lineChart"
+                        android:layout_width="match_parent"
+                        android:layout_height="260dp" />
+
+                    <TextView
+                        android:id="@+id/tvNoTrendData"
+                        android:layout_width="match_parent"
+                        android:layout_height="wrap_content"
+                        android:gravity="center"
+                        android:text="No trend data available"
+                        android:textColor="#777777"
+                        android:textSize="13sp"
+                        android:visibility="gone" />
+
+                </LinearLayout>
+
+            </com.google.android.material.card.MaterialCardView>
 
         </LinearLayout>
 
-
-        <com.google.android.material.card.MaterialCardView
-            android:layout_width="match_parent"
-            android:layout_height="wrap_content"
-            android:layout_marginTop="10dp"
-            app:cardBackgroundColor="#FFFFFF"
-            app:cardCornerRadius="20dp"
-            app:cardElevation="1dp">
-
-            <LinearLayout
-                android:layout_width="match_parent"
-                android:layout_height="wrap_content"
-                android:orientation="vertical"
-                android:padding="12dp">
-
-                <com.github.mikephil.charting.charts.LineChart
-                    android:id="@+id/lineChart"
-                    android:layout_width="match_parent"
-                    android:layout_height="300dp" />
-
-                <TextView
-                    android:id="@+id/tvNoTrendData"
-                    android:layout_width="match_parent"
-                    android:layout_height="wrap_content"
-                    android:gravity="center"
-                    android:text="No trend data available"
-                    android:textColor="#888888"
-                    android:textSize="14sp"
-                    android:visibility="gone" />
-
-            </LinearLayout>
-
-        </com.google.android.material.card.MaterialCardView>
-
-
-        <View
-            android:layout_width="match_parent"
-            android:layout_height="30dp" />
-
-    </LinearLayout>
-
-</androidx.core.widget.NestedScrollView>
+    </androidx.core.widget.NestedScrollView>
+
+</androidx.coordinatorlayout.widget.CoordinatorLayout>
